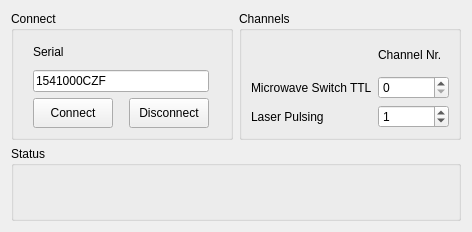
Qt form Gui/fpga.ui (treegem/DemoSetup) before a commit.
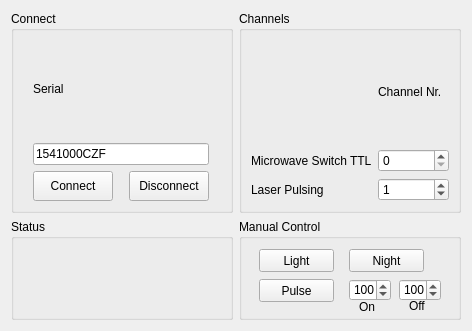
The same form after that commit.

Commit message: Manual FPGA control

Diff of the .ui file:
```diff
--- a/Gui/fpga.ui
+++ b/Gui/fpga.ui
@@ -7,7 +7,7 @@
     <x>0</x>
     <y>0</y>
     <width>472</width>
-    <height>232</height>
+    <height>331</height>
    </rect>
   </property>
   <property name="windowTitle">
@@ -142,7 +142,7 @@
        </layout>
       </widget>
      </item>
-     <item row="2" column="0" colspan="2">
+     <item row="2" column="0">
       <widget class="QGroupBox" name="box_status">
        <property name="title">
         <string>Status</string>
@@ -165,6 +165,116 @@
        </layout>
       </widget>
      </item>
+     <item row="2" column="1">
+      <widget class="QGroupBox" name="box_manual">
+       <property name="title">
+        <string>Manual Control</string>
+       </property>
+       <widget class="QPushButton" name="btn_light">
+        <property name="geometry">
+         <rect>
+          <x>20</x>
+          <y>30</y>
+          <width>75</width>
+          <height>23</height>
+         </rect>
+        </property>
+        <property name="text">
+         <string>Light</string>
+        </property>
+       </widget>
+       <widget class="QPushButton" name="btn_night">
+        <property name="geometry">
+         <rect>
+          <x>110</x>
+          <y>30</y>
+          <width>75</width>
+          <height>23</height>
+         </rect>
+        </property>
+        <property name="text">
+         <string>Night</string>
+        </property>
+       </widget>
+       <widget class="QPushButton" name="btn_pulse">
+        <property name="geometry">
+         <rect>
+          <x>20</x>
+          <y>60</y>
+          <width>75</width>
+          <height>23</height>
+         </rect>
+        </property>
+        <property name="text">
+         <string>Pulse</string>
+        </property>
+       </widget>
+       <widget class="QSpinBox" name="spin_on">
+        <property name="geometry">
+         <rect>
+          <x>110</x>
+          <y>60</y>
+          <width>42</width>
+          <height>22</height>
+         </rect>
+        </property>
+        <property name="minimum">
+         <number>10</number>
+        </property>
+        <property name="maximum">
+         <number>9999</number>
+        </property>
+        <property name="value">
+         <number>100</number>
+        </property>
+       </widget>
+       <widget class="QSpinBox" name="spin_off">
+        <property name="geometry">
+         <rect>
+          <x>160</x>
+          <y>60</y>
+          <width>42</width>
+          <height>22</height>
+         </rect>
+        </property>
+        <property name="minimum">
+         <number>10</number>
+        </property>
+        <property name="maximum">
+         <number>9999</number>
+        </property>
+        <property name="value">
+         <number>100</number>
+        </property>
+       </widget>
+       <widget class="QLabel" name="label_on">
+        <property name="geometry">
+         <rect>
+          <x>120</x>
+          <y>80</y>
+          <width>16</width>
+          <height>16</height>
+         </rect>
+        </property>
+        <property name="text">
+         <string>On</string>
+        </property>
+       </widget>
+       <widget class="QLabel" name="label_off">
+        <property name="geometry">
+         <rect>
+          <x>170</x>
+          <y>80</y>
+          <width>46</width>
+          <height>13</height>
+         </rect>
+        </property>
+        <property name="text">
+         <string>Off</string>
+        </property>
+       </widget>
+      </widget>
+     </item>
     </layout>
    </item>
   </layout>
```
The commit also changes 5 other files.
